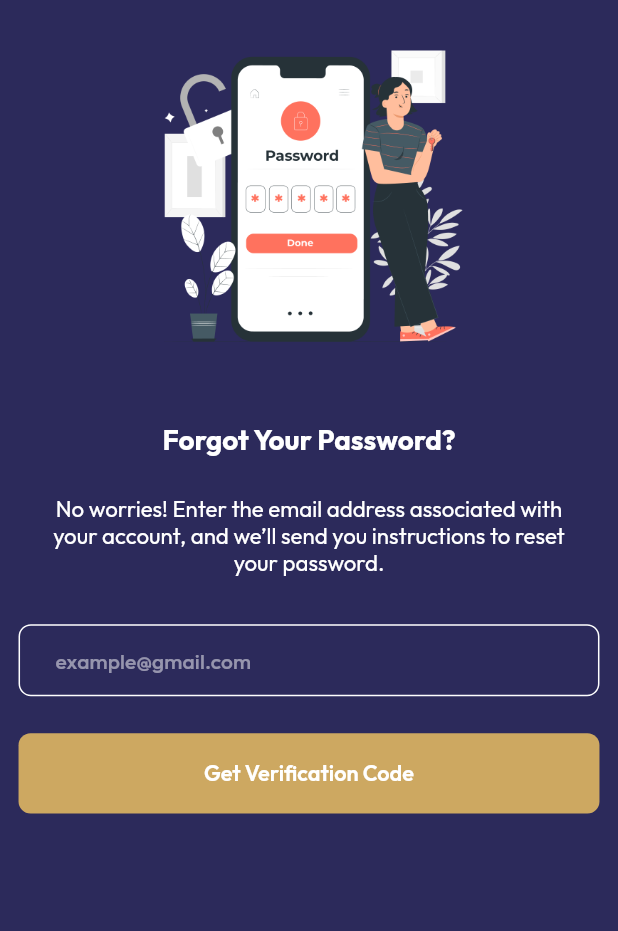
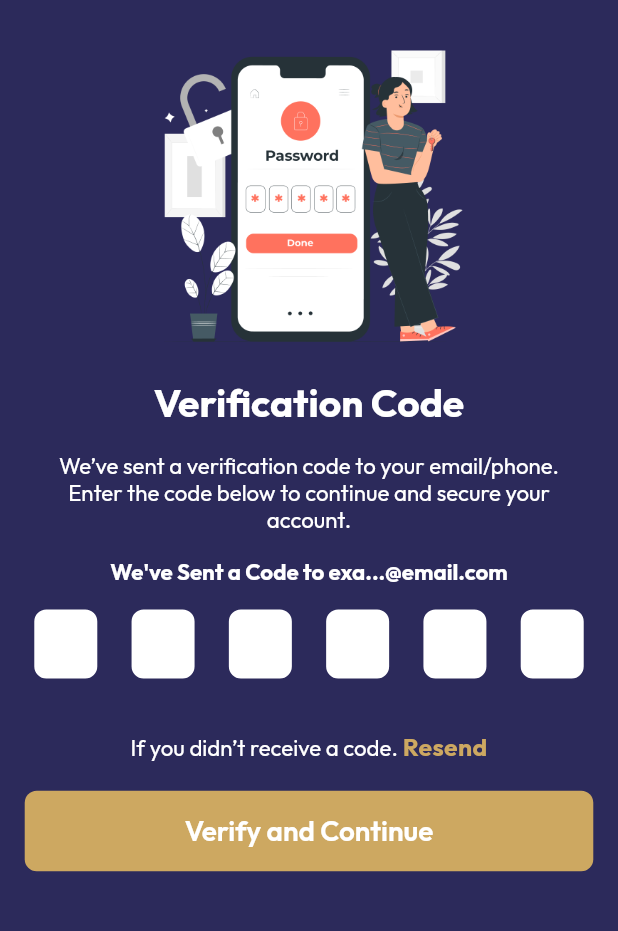
Before and after one commit to Irfanhossain909/tinnierenee12, a Flutter app: the ForgetPassScreen screen opened by its route, after a tap on "Get Verification Code", on a phone screen of 412 x 824 dp, the part 57-988 px from its top. Run offline on Flutter 3.47's test engine with Material 3 defaults, Android fonts, the phone set to English and light mode, and no system bars; drawn by our look-alikes of pin_code_fields; our stand-ins replace cached_network_image, device_preview, flutter_cache_manager, flutter_otp_text_field, get, skeletonizer.

Commit message:
Add Verify OTP screen, update routing, and include new dependencies for OTP functionality

```diff
--- a/lib/routes/app_routes.dart
+++ b/lib/routes/app_routes.dart
@@ -7,10 +7,8 @@ class AppRoutes {
   final String onBoardingScreen = "/onboarding-screen";
   final String navigationScreen = "/navigation-screen";
 
-
-
   final String signInScreen = "/sign-in-screen";
   final String forgetPassScreen = "/forget-pass-screen";
   final String createNewScreen = "/create-new-screen";
-
+  final String verifyOtpScreen = "/verify-otp-screen";
 }
--- a/lib/routes/app_routes_file.dart
+++ b/lib/routes/app_routes_file.dart
@@ -3,6 +3,7 @@ import 'package:tinnierenee12/routes/app_routes.dart';
 import 'package:tinnierenee12/screen/auth/create_your_password_screen/create_your_password_screen.dart';
 import 'package:tinnierenee12/screen/auth/forget_pass_screen/forget_pass_screen.dart';
 import 'package:tinnierenee12/screen/auth/sign_in_screen/sign_in_screen.dart';
+import 'package:tinnierenee12/screen/auth/verify_otp_screen/verify_otp_screen.dart';
 
 List<GetPage> appRootRoutesFile = <GetPage>[
   //   /////////////////  splash screen start
@@ -28,4 +29,9 @@ List<GetPage> appRootRoutesFile = <GetPage>[
     // binding: SplashScreenBinding(),
     page: () => const CreatePasswordScreen(),
   ),
+  GetPage(
+    name: AppRoutes.instance.verifyOtpScreen,
+    // binding: SplashScreenBinding(),
+    page: () => const VerifyOtpScreen(),
+  ),
 ];
--- a/lib/screen/auth/forget_pass_screen/forget_pass_screen.dart
+++ b/lib/screen/auth/forget_pass_screen/forget_pass_screen.dart
@@ -1,6 +1,8 @@
 import 'package:flutter/material.dart';
+import 'package:get/get.dart';
 import 'package:tinnierenee12/const/app_color.dart';
 import 'package:tinnierenee12/const/assets_icons_path.dart';
+import 'package:tinnierenee12/routes/app_routes.dart';
 import 'package:tinnierenee12/utils/app_size.dart';
 import 'package:tinnierenee12/widget/app_button/app_button.dart';
 import 'package:tinnierenee12/widget/app_image/app_image.dart';
@@ -70,7 +72,7 @@ class ForgetPassScreen extends StatelessWidget {
                   ),
                   AppButton(
                     onTap: () {
-                      // Get.toNamed(AppRoutes.instance.verifyOtpScreen);
+                      Get.toNamed(AppRoutes.instance.verifyOtpScreen);
                     },
                     title: "Get Verification Code",
                   ),
--- /dev/null
+++ b/lib/screen/auth/verify_otp_screen/controller/verify_otp_controller.dart
@@ -0,0 +1,32 @@
+import 'package:flutter/material.dart';
+import 'package:get/get.dart';
+import 'package:tinnierenee12/widget/app_log/app_print.dart';
+
+class VerifyOtpController extends GetxController {
+  final GlobalKey<FormState> formKey = GlobalKey<FormState>();
+  TextEditingController otpTextEditingController = TextEditingController();
+  late String email;
+
+  @override
+  void onInit() {
+    super.onInit();
+    if (Get.arguments is Map<String, dynamic>) {
+      final args = Get.arguments as Map<String, dynamic>;
+      email = args['email'] ?? '';
+    } else {
+      email = '';
+    }
+  }
+
+  /// Resend the OTP code
+  void resendCode() async {
+    try {
+      bool isSuccess = true; // Assume success for now
+      if (isSuccess) {
+        // No timer logic
+      }
+    } catch (e) {
+      AppPrint.appError(e, title: "resendCode");
+    }
+  }
+}
--- a/lib/screen/auth/verify_otp_screen/verify_otp_screen.dart
+++ b/lib/screen/auth/verify_otp_screen/verify_otp_screen.dart
@@ -1,200 +1,142 @@
-// import 'package:flutter/material.dart';
-// import 'package:flutter_otp_text_field/flutter_otp_text_field.dart';
-// import 'package:get/get.dart';
-// import 'package:loyalty_customer/const/app_color.dart';
-// import 'package:loyalty_customer/const/assets_icons_path.dart';
-// import 'package:loyalty_customer/routes/app_routes.dart';
-// import 'package:loyalty_customer/screen/auth/verify_otp_screen/controller/forgot_pass_verify_otp_screen_controller.dart';
-// import 'package:loyalty_customer/utils/app_size.dart';
-// import 'package:loyalty_customer/widget/app_button/app_button.dart';
-// import 'package:loyalty_customer/widget/app_image/app_image.dart';
-// import 'package:loyalty_customer/widget/app_text/app_text.dart';
+import 'package:flutter/material.dart';
+import 'package:flutter_otp_text_field/flutter_otp_text_field.dart';
+import 'package:get/get.dart';
+import 'package:tinnierenee12/const/app_color.dart';
+import 'package:tinnierenee12/const/assets_icons_path.dart';
+import 'package:tinnierenee12/routes/app_routes.dart';
+import 'package:tinnierenee12/screen/auth/verify_otp_screen/controller/verify_otp_controller.dart';
+import 'package:tinnierenee12/utils/app_size.dart';
+import 'package:tinnierenee12/widget/app_button/app_button.dart';
+import 'package:tinnierenee12/widget/app_image/app_image.dart';
+import 'package:tinnierenee12/widget/app_text/app_text.dart';
+import 'package:pin_code_fields/pin_code_fields.dart';
 
-// class VerifyOtpScreen extends StatelessWidget {
-//   const VerifyOtpScreen({super.key});
+class VerifyOtpScreen extends StatelessWidget {
+  const VerifyOtpScreen({super.key});
 
-//   @override
-//   Widget build(BuildContext context) {
-//     return Scaffold(
-//       backgroundColor: AppColor.surfacePrimaryLight,
-//       body: GetBuilder<VerifyOtpController>(
-//         init: VerifyOtpController(),
-//         builder: (controller) {
-//           return Column(
-//             spacing: AppSize.size.height * 0.02,
-//             children: [
-//               Stack(
-//                 children: [
-//                   AppImage(path: AssetsPath.backgroundImage),
+  @override
+  Widget build(BuildContext context) {
+    return Scaffold(
+      resizeToAvoidBottomInset: false,
+      appBar: AppBar(
+        leading: Padding(
+          padding: EdgeInsets.all(18),
+          child: AppImage(
+            width: AppSize.width(value: 18),
+            height: AppSize.width(value: 18),
+            path: AssetsPath.arrowBack,
+            iconColor: AppColor.white,
+          ),
+        ),
+      ),
+      body: GetBuilder<VerifyOtpController>(
+        init: VerifyOtpController(),
+        builder: (controller) {
+          return Column(
+            spacing: AppSize.size.height * 0.02,
+            children: [
+              AppImage(
+                width: AppSize.width(value: 200),
+                height: AppSize.width(value: 200),
+                path: AssetsPath.authImg,
+              ),
 
-//                   Positioned(
-//                     top: AppSize.size.height * 0.07,
-//                     left: 0,
-//                     right: 0, // Ensure that it's horizontally centered
-//                     child: Center(
-//                       // Center the text horizontally
-//                       child: AppImage(
-//                         width: AppSize.width(value: 230),
-//                         height: AppSize.width(value: 230),
-//                         path: AssetsPath.authImg2,
-//                       ),
-//                     ),
-//                   ),
-//                 ],
-//               ),
+              AppText(
+                data: "Verification Code",
+                fontSize: AppSize.width(value: 28),
+                fontWeight: FontWeight.w700,
+                color: AppColor.white,
+              ),
 
-//               AppText(
-//                 data: "Verification Code",
-//                 fontSize: AppSize.width(value: 30),
-//                 fontWeight: FontWeight.w700,
-//                 color: AppColor.button4Dark,
-//               ),
+              Padding(
+                padding: EdgeInsets.symmetric(
+                  horizontal: AppSize.width(value: 30),
+                ),
+                child: AppText(
+                  data:
+                      "We’ve sent a verification code to your email/phone. Enter the code below to continue and secure your account.",
+                  textAlign: TextAlign.center,
+                  fontSize: AppSize.width(value: 16),
+                  fontWeight: FontWeight.w400,
+                  color: AppColor.white,
+                ),
+              ),
+              AppText(
+                data: "We've Sent a Code to exa...@email.com",
+                fontSize: AppSize.width(value: 16),
+                fontWeight: FontWeight.w700,
+                color: AppColor.white,
+              ),
 
-//               Padding(
-//                 padding: EdgeInsets.symmetric(
-//                   horizontal: AppSize.width(value: 40),
-//                 ),
-//                 child: AppText(
-//                   data: "Please enter the code sent to your Phone to continue.",
-//                   textAlign: TextAlign.center,
-//                   fontSize: AppSize.width(value: 16),
-//                   fontWeight: FontWeight.w400,
-//                   color: AppColor.button4Dark,
-//                 ),
-//               ),
-//               AppText(
-//                 data: "We've Sent a Code to 122*******36",
-//                 fontSize: AppSize.width(value: 16),
-//                 fontWeight: FontWeight.w700,
-//                 color: AppColor.button4Dark,
-//               ),
+              Form(
+                key: controller.formKey,
+                child: PinCodeTextField(
+                  length: 6,
+                  mainAxisAlignment: MainAxisAlignment.spaceEvenly,
+                  obscureText: false,
+                  animationType: AnimationType.fade,
+                  keyboardType: TextInputType.number,
+                  pinTheme: PinTheme(
+                    shape: PinCodeFieldShape.box,
 
-//               OtpTextField(
-//                 numberOfFields: 5, // Number of OTP fields
-//                 borderColor: Color(0xFF512DA8), // Border color of the OTP field
-//                 showFieldAsBox:
-//                     true, // Show fields as boxes (true for box style)
-//                 onCodeChanged: (String code) {
-//                   // Handle the code change
-//                 },
-//                 onSubmit: (String verificationCode) {
-//                   // Show the entered verification code in a dialog
-//                   showDialog(
-//                     context: context,
-//                     builder: (context) {
-//                       return AlertDialog(
-//                         title: Text("Verification Code"),
-//                         content: Text('Code entered is $verificationCode'),
-//                       );
-//                     },
-//                   );
-//                 },
-//                 decoration: InputDecoration(
-//                   filled:
-//                       true, // Makes the background color of the text field filled
-//                   fillColor: Colors.white, // Background color inside the box
-//                   contentPadding: EdgeInsets.symmetric(
-//                     horizontal: 15,
-//                     vertical: 10,
-//                   ), // Padding inside the box
-//                   border: OutlineInputBorder(
-//                     borderRadius: BorderRadius.circular(
-//                       12,
-//                     ), // Rounded corners for the box
-//                     borderSide: BorderSide(
-//                       color: Color(0xFF512DA8), // Border color
-//                       width: 2.0, // Border width
-//                     ),
-//                   ),
-//                   focusedBorder: OutlineInputBorder(
-//                     borderRadius: BorderRadius.circular(
-//                       12,
-//                     ), // Rounded corners when focused
-//                     borderSide: BorderSide(
-//                       color: Color(0xFF512DA8), // Focused border color
-//                       width: 2.0, // Focused border thickness
-//                     ),
-//                   ),
-//                   enabledBorder: OutlineInputBorder(
-//                     borderRadius: BorderRadius.circular(
-//                       12,
-//                     ), // Rounded corners for the enabled state
-//                     borderSide: BorderSide(
-//                       color: Color(0xFF512DA8), // Border color when not focused
-//                       width: 2.0,
-//                     ),
-//                   ),
-//                   errorBorder: OutlineInputBorder(
-//                     borderRadius: BorderRadius.circular(
-//                       12,
-//                     ), // Rounded corners for error state
-//                     borderSide: BorderSide(
-//                       color: Colors.red, // Red border on error
-//                       width: 2.0,
-//                     ),
-//                   ),
-//                   focusedErrorBorder: OutlineInputBorder(
-//                     borderRadius: BorderRadius.circular(
-//                       12,
-//                     ), // Rounded corners on error focus
-//                     borderSide: BorderSide(
-//                       color: Colors.red, // Red focused error border color
-//                       width: 2.0,
-//                     ),
-//                   ),
-//                 ),
-//               ),
+                    borderRadius: BorderRadius.circular(8),
+                    fieldHeight: 46,
+                    fieldWidth: 42,
+                    activeFillColor: Colors.white,
+                    inactiveFillColor: Colors.white,
+                    selectedFillColor: Colors.white,
+                    inactiveColor: AppColor.white,
+                  ),
+                  animationDuration: const Duration(milliseconds: 300),
+                  backgroundColor: Colors.transparent,
+                  enableActiveFill: true,
+                  controller: controller.otpTextEditingController,
+                  appContext: context,
+                  onCompleted: (code) {
+                    // Optionally handle completion
+                  },
+                ),
+              ),
+              Row(
+                mainAxisAlignment: MainAxisAlignment.center,
+                children: [
+                  AppText(
+                    data: 'If you didn’t receive a code. ',
+                    fontSize: AppSize.width(value: 16),
+                    color: AppColor.white,
+                  ),
+                  GestureDetector(
+                    onTap: () {
+                      controller.resendCode();
+                    },
+                    child: Text(
+                      'Resend',
+                      style: TextStyle(
+                        fontSize: AppSize.width(value: 14),
+                        fontWeight: FontWeight.w700,
+                        color: AppColor.gold,
+                      ),
+                    ),
+                  ),
+                ],
+              ),
 
-//               Row(
-//                 mainAxisAlignment: MainAxisAlignment.center,
-//                 children: [
-//                   AppText(
-//                     data: 'If you didn’t receive a code. ',
-//                     fontSize: AppSize.width(value: 18),
-//                   ),
-//                   Obx(
-//                     () => controller.canResend.value
-//                         ? GestureDetector(
-//                             onTap: () {
-//                               controller.resendCode();
-//                             },
-//                             child: Text(
-//                               'Resend',
-//                               style: TextStyle(
-//                                 fontSize: AppSize.width(value: 16),
-//                                 fontWeight: FontWeight.w700,
-//                                 color: AppColor.buttonDark,
-//                               ),
-//                             ),
-//                           )
-//                         : Text(
-//                             controller.formatTime(),
-//                             style: TextStyle(
-//                               fontSize: AppSize.width(value: 16),
-//                               fontWeight: FontWeight.w700,
-//                               color: AppColor.button4Dark,
-//                             ),
-//                           ),
-//                   ),
-//                 ],
-//               ),
-
-//               Padding(
-//                 padding: EdgeInsets.symmetric(
-//                   horizontal: AppSize.width(value: 16),
-//                 ),
-//                 child: AppButton(
-//                   onTap: () {
-//                     Get.toNamed(AppRoutes.instance.locationScreen);
-//                   },
-//                   title: "Verify",
-//                   borderRadius: BorderRadius.circular(30),
-//                 ),
-//               ),
-//             ],
-//           );
-//         },
-//       ),
-//     );
-//   }
-// }
+              Padding(
+                padding: EdgeInsets.symmetric(
+                  horizontal: AppSize.width(value: 16),
+                ),
+                child: AppButton(
+                  onTap: () {
+                    Get.toNamed(AppRoutes.instance.createNewScreen);
+                  },
+                  title: "Verify and Continue",
+                  titleSize: AppSize.width(value: 18),
+                ),
+              ),
+            ],
+          );
+        },
+      ),
+    );
+  }
+}
--- a/lib/screen/my_app.dart
+++ b/lib/screen/my_app.dart
@@ -17,7 +17,7 @@ class MyApp extends StatelessWidget {
       debugShowCheckedModeBanner: false,
       title: 'Flutter Demo',
       // initialRoute: AppRoutes.instance.initial,
-      initialRoute: AppRoutes.instance.createNewScreen,
+      initialRoute: AppRoutes.instance.signInScreen,
       getPages: appRootRoutesFile,
       enableLog: true,
       defaultTransition: Transition.native,
--- a/pubspec.yaml
+++ b/pubspec.yaml
@@ -39,6 +39,9 @@ dependencies:
   cached_network_image: ^3.4.1
   skeletonizer: ^2.1.0+1
   flutter_cache_manager: ^3.4.1
+  flutter_otp_text_field: ^1.5.1+1
+  pin_code_fields: ^8.0.1
+  pin_code_text_field: ^1.8.0
 
 dev_dependencies:
   flutter_test:
```
Also changed, not shown: lib/screen/auth/verify_otp_screen/controller/forgot_pass_verify_otp_screen_controller.dart (deleted, +0 -177 lines), pubspec.lock.
